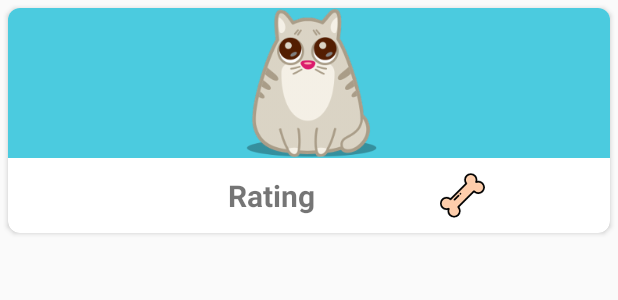
After one commit to jonathanboterog/Android_Petagram, an Android app: the layout cardview_pet_profile.xml on its own in the app's theme, with its tools: preview values and no code run, on a phone screen of 412 x 824 dp. The commit adds this screen. Shown: the top 300 px of the screen. Run offline under Robolectric (Android 15) with nearby library versions, the phone set to English and light mode, and no system bars.

Commit message:
+ Se agregan todos los features solicitados en la tarea de la semana 4.

```diff
--- a/app/build.gradle
+++ b/app/build.gradle
@@ -31,9 +31,11 @@ dependencies {
     testImplementation 'junit:junit:4.12'
     androidTestImplementation 'androidx.test.ext:junit:1.1.1'
     androidTestImplementation 'androidx.test.espresso:espresso-core:3.2.0'
+    implementation 'com.mikhaellopez:circularimageview:4.2.0'
     //noinspection GradleCompatible
     implementation 'com.android.support:design:28.0.0'
     implementation files('libs/activation.jar')
     implementation files('libs/additionnal.jar')
     implementation files('libs/mail.jar')
+
 }
--- a/app/src/main/java/com/ingenico/petagram/MainActivity.java
+++ b/app/src/main/java/com/ingenico/petagram/MainActivity.java
@@ -42,7 +42,6 @@ public class MainActivity extends AppCompatActivity {
         viewPager = findViewById(R.id.viewPager);
 
         lyStar = findViewById(R.id.lyStar);
-        //registerForContextMenu(lyStar);
 
         SetUpViewPager();
     }
--- a/app/src/main/java/com/ingenico/petagram/pojo/Pet.java
+++ b/app/src/main/java/com/ingenico/petagram/pojo/Pet.java
@@ -10,6 +10,11 @@ public class Pet implements Serializable {
 
     public Pet(String name, int rating, int photo) {
         this.name = name;
+        this.rating = rating;
+        this.photo = photo;
+    }
+
+    public Pet(int rating, int photo) {
         this.rating = rating;
         this.photo = photo;
     }
--- a/app/src/main/res/layout/actionbar.xml
+++ b/app/src/main/res/layout/actionbar.xml
@@ -7,7 +7,6 @@
     android:background="@color/colorPrimary"
     android:elevation="@dimen/elev_addbar"
     android:theme="@style/ToolBarStyle"
-    app:layout_collapseMode="pin"
     app:contentInsetStart="0dp"
     app:contentInsetEnd="0dp">
 
--- /dev/null
+++ b/app/src/main/res/layout/cardview_pet_profile.xml
@@ -0,0 +1,58 @@
+<?xml version="1.0" encoding="utf-8"?>
+<androidx.cardview.widget.CardView xmlns:android="http://schemas.android.com/apk/res/android"
+    xmlns:app="http://schemas.android.com/apk/res-auto"
+    android:orientation="vertical"
+    android:layout_height="wrap_content"
+    android:layout_width="match_parent"
+    android:id="@+id/cvProfContact"
+    android:layout_margin="5dp"
+    app:cardCornerRadius="@dimen/corner_radius_cardview">
+
+    <LinearLayout
+        android:layout_width="match_parent"
+        android:layout_height="wrap_content"
+        android:orientation="vertical"
+        android:layout_gravity="center"
+        android:padding="@dimen/cardview_padding">
+
+        <ImageView
+            android:id="@+id/imgProfContactPhoto"
+            android:layout_width="match_parent"
+            android:layout_height="100dp"
+            android:layout_gravity="center"
+            android:src="@drawable/cateyes"
+            android:background="@color/colorItemRecyclerView"
+            android:contentDescription="@string/image"/>
+
+        <LinearLayout
+            android:layout_width="match_parent"
+            android:layout_height="wrap_content"
+            android:layout_gravity="center"
+            android:orientation="horizontal"
+            android:padding="@dimen/cardview_padding">
+
+            <TextView
+                android:id="@+id/tvProfRating"
+                android:layout_width="wrap_content"
+                android:layout_height="wrap_content"
+                android:layout_gravity="center_vertical"
+                android:layout_weight="0.5"
+                android:gravity="end"
+                android:text="@string/rating"
+                android:textSize="@dimen/cardview_name_fontsize"
+                android:textStyle="bold" />
+
+            <ImageView
+                android:layout_width="30dp"
+                android:layout_height="30dp"
+                android:layout_margin="10dp"
+                android:layout_weight="0.5"
+                android:contentDescription="@string/image"
+                android:gravity="center"
+                android:src="@drawable/likecount_64" />
+
+        </LinearLayout>
+
+    </LinearLayout>
+
+</androidx.cardview.widget.CardView>
--- a/app/src/main/res/values/strings.xml
+++ b/app/src/main/res/values/strings.xml
@@ -24,5 +24,6 @@
 
     <!-- TODO: Remove or change this placeholder text -->
     <string name="hello_blank_fragment">Hello blank fragment</string>
+    <string name="eyes">Eyes</string>
 
 </resources>
```
Also changed, not shown: app/src/main/java/com/ingenico/petagram/adapter/PetProfileAdapter.java (added, +64 -0 lines), app/src/main/java/com/ingenico/petagram/fragment/ProfileFragment.java (+42 -39 lines), app/src/main/res/layout/fragment_profile.xml (+64 -6 lines).
